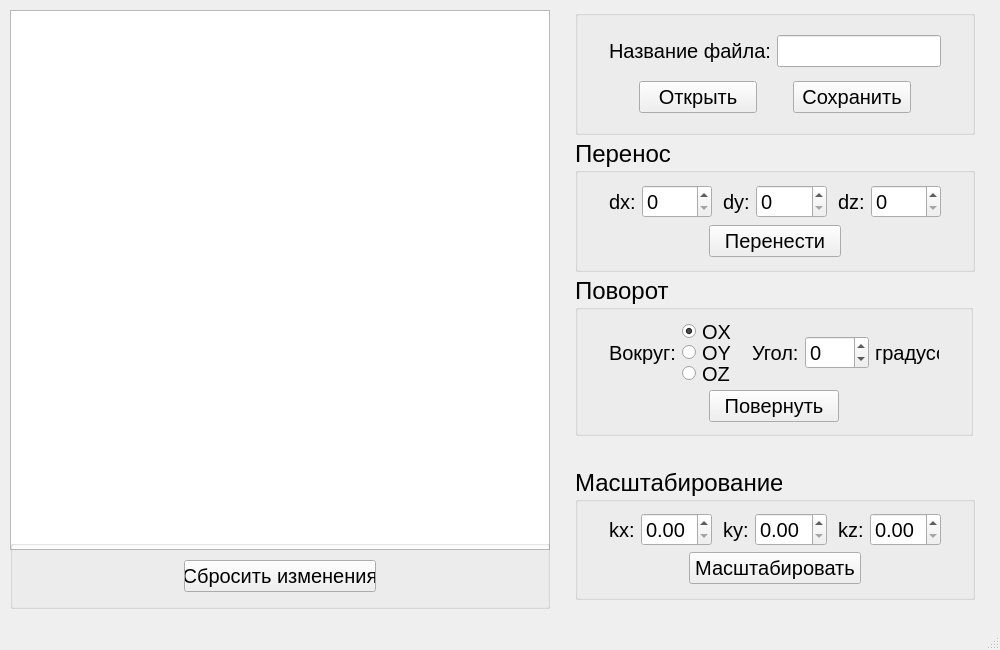
This is LR_1/LR_1/mainwindow.ui in Gr1dlock/OOP as Qt 5 draws it before an edit. The edited form follows.
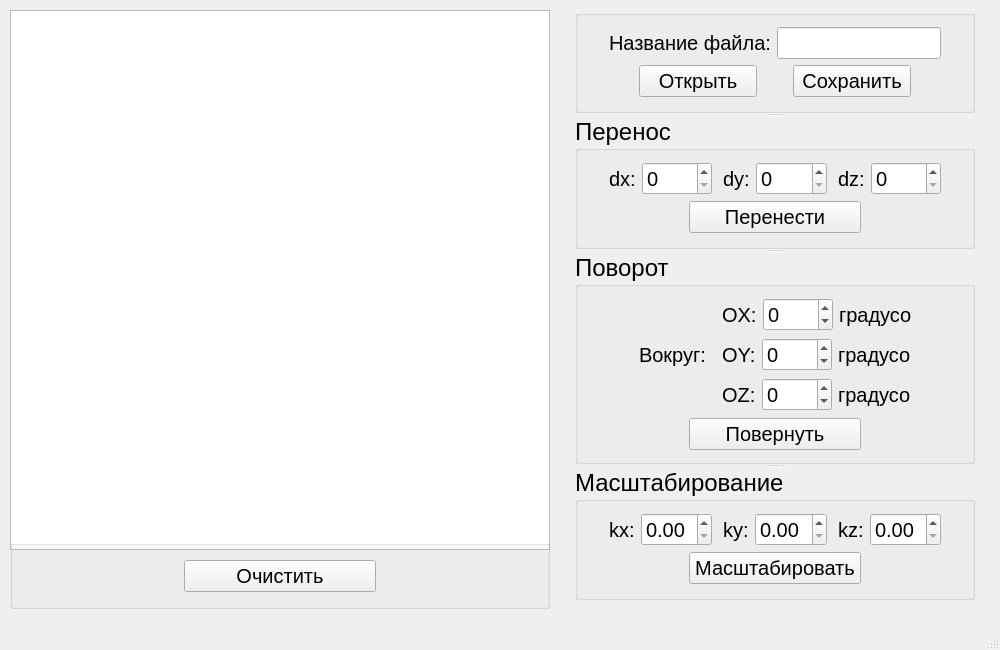
This is the edited form.

```diff
--- a/LR_1/LR_1/mainwindow.ui
+++ b/LR_1/LR_1/mainwindow.ui
@@ -66,7 +66,7 @@
           </font>
          </property>
          <property name="text">
-          <string>Сбросить изменения</string>
+          <string>Очистить</string>
          </property>
         </widget>
        </item>
@@ -90,457 +90,19 @@
      </item>
     </layout>
    </widget>
-   <widget class="QGroupBox" name="groupBox_3">
-    <property name="geometry">
-     <rect>
-      <x>575</x>
-      <y>276</y>
-      <width>398</width>
-      <height>160</height>
-     </rect>
-    </property>
-    <property name="font">
-     <font>
-      <pointsize>18</pointsize>
-     </font>
-    </property>
-    <property name="title">
-     <string>Поворот</string>
-    </property>
-    <layout class="QVBoxLayout" name="verticalLayout_3">
-     <item>
-      <layout class="QHBoxLayout" name="horizontalLayout_13">
-       <item>
-        <spacer name="horizontalSpacer_11">
-         <property name="orientation">
-          <enum>Qt::Horizontal</enum>
-         </property>
-         <property name="sizeType">
-          <enum>QSizePolicy::Fixed</enum>
-         </property>
-         <property name="sizeHint" stdset="0">
-          <size>
-           <width>20</width>
-           <height>20</height>
-          </size>
-         </property>
-        </spacer>
-       </item>
-       <item>
-        <layout class="QHBoxLayout" name="horizontalLayout_11">
-         <item>
-          <widget class="QLabel" name="label_7">
-           <property name="font">
-            <font>
-             <pointsize>15</pointsize>
-            </font>
-           </property>
-           <property name="text">
-            <string>Вокруг:</string>
-           </property>
-          </widget>
-         </item>
-         <item>
-          <layout class="QVBoxLayout" name="verticalLayout_4">
-           <property name="spacing">
-            <number>0</number>
-           </property>
-           <item>
-            <widget class="QRadioButton" name="radioButton">
-             <property name="font">
-              <font>
-               <pointsize>15</pointsize>
-              </font>
-             </property>
-             <property name="text">
-              <string>OX</string>
-             </property>
-             <property name="checked">
-              <bool>true</bool>
-             </property>
-            </widget>
-           </item>
-           <item>
-            <widget class="QRadioButton" name="radioButton_2">
-             <property name="font">
-              <font>
-               <pointsize>15</pointsize>
-              </font>
-             </property>
-             <property name="text">
-              <string>OY</string>
-             </property>
-            </widget>
-           </item>
-           <item>
-            <widget class="QRadioButton" name="radioButton_3">
-             <property name="font">
-              <font>
-               <pointsize>15</pointsize>
-              </font>
-             </property>
-             <property name="text">
-              <string>OZ</string>
-             </property>
-            </widget>
-           </item>
-          </layout>
-         </item>
-        </layout>
-       </item>
-       <item>
-        <spacer name="horizontalSpacer_12">
-         <property name="orientation">
-          <enum>Qt::Horizontal</enum>
-         </property>
-         <property name="sizeType">
-          <enum>QSizePolicy::Fixed</enum>
-         </property>
-         <property name="sizeHint" stdset="0">
-          <size>
-           <width>10</width>
-           <height>20</height>
-          </size>
-         </property>
-        </spacer>
-       </item>
-       <item>
-        <layout class="QHBoxLayout" name="horizontalLayout_12">
-         <item>
-          <widget class="QLabel" name="label_8">
-           <property name="font">
-            <font>
-             <pointsize>15</pointsize>
-            </font>
-           </property>
-           <property name="text">
-            <string>Угол:</string>
-           </property>
-          </widget>
-         </item>
-         <item>
-          <widget class="QDoubleSpinBox" name="doubleSpinBox">
-           <property name="font">
-            <font>
-             <pointsize>15</pointsize>
-            </font>
-           </property>
-           <property name="decimals">
-            <number>0</number>
-           </property>
-           <property name="minimum">
-            <double>-361.000000000000000</double>
-           </property>
-           <property name="maximum">
-            <double>360.000000000000000</double>
-           </property>
-           <property name="singleStep">
-            <double>5.000000000000000</double>
-           </property>
-          </widget>
-         </item>
-         <item>
-          <widget class="QLabel" name="label_9">
-           <property name="font">
-            <font>
-             <pointsize>15</pointsize>
-            </font>
-           </property>
-           <property name="text">
-            <string>градусов</string>
-           </property>
-          </widget>
-         </item>
-        </layout>
-       </item>
-       <item>
-        <spacer name="horizontalSpacer_13">
-         <property name="orientation">
-          <enum>Qt::Horizontal</enum>
-         </property>
-         <property name="sizeType">
-          <enum>QSizePolicy::Fixed</enum>
-         </property>
-         <property name="sizeHint" stdset="0">
-          <size>
-           <width>20</width>
-           <height>20</height>
-          </size>
-         </property>
-        </spacer>
-       </item>
-      </layout>
-     </item>
-     <item>
-      <layout class="QHBoxLayout" name="horizontalLayout_14">
-       <item>
-        <spacer name="horizontalSpacer_14">
-         <property name="orientation">
-          <enum>Qt::Horizontal</enum>
-         </property>
-         <property name="sizeType">
-          <enum>QSizePolicy::Fixed</enum>
-         </property>
-         <property name="sizeHint" stdset="0">
-          <size>
-           <width>120</width>
-           <height>20</height>
-          </size>
-         </property>
-        </spacer>
-       </item>
-       <item>
-        <widget class="QPushButton" name="turnButton">
-         <property name="font">
-          <font>
-           <pointsize>15</pointsize>
-          </font>
-         </property>
-         <property name="text">
-          <string>Повернуть</string>
-         </property>
-        </widget>
-       </item>
-       <item>
-        <spacer name="horizontalSpacer_15">
-         <property name="orientation">
-          <enum>Qt::Horizontal</enum>
-         </property>
-         <property name="sizeType">
-          <enum>QSizePolicy::Fixed</enum>
-         </property>
-         <property name="sizeHint" stdset="0">
-          <size>
-           <width>120</width>
-           <height>20</height>
-          </size>
-         </property>
-        </spacer>
-       </item>
-      </layout>
-     </item>
-    </layout>
-   </widget>
-   <widget class="QGroupBox" name="groupBox_4">
-    <property name="geometry">
-     <rect>
-      <x>575</x>
-      <y>468</y>
-      <width>400</width>
-      <height>132</height>
-     </rect>
-    </property>
-    <property name="font">
-     <font>
-      <pointsize>18</pointsize>
-     </font>
-    </property>
-    <property name="title">
-     <string>Масштабирование</string>
-    </property>
-    <layout class="QVBoxLayout" name="verticalLayout_7">
-     <item>
-      <layout class="QHBoxLayout" name="horizontalLayout_22">
-       <item>
-        <spacer name="horizontalSpacer_21">
-         <property name="orientation">
-          <enum>Qt::Horizontal</enum>
-         </property>
-         <property name="sizeType">
-          <enum>QSizePolicy::Fixed</enum>
-         </property>
-         <property name="sizeHint" stdset="0">
-          <size>
-           <width>20</width>
-           <height>20</height>
-          </size>
-         </property>
-        </spacer>
-       </item>
-       <item>
-        <layout class="QHBoxLayout" name="horizontalLayout_19">
-         <item>
-          <widget class="QLabel" name="label_13">
-           <property name="font">
-            <font>
-             <pointsize>15</pointsize>
-            </font>
-           </property>
-           <property name="text">
-            <string>kx:</string>
-           </property>
-          </widget>
-         </item>
-         <item>
-          <widget class="QDoubleSpinBox" name="doubleSpinBox_3">
-           <property name="font">
-            <font>
-             <pointsize>15</pointsize>
-            </font>
-           </property>
-          </widget>
-         </item>
-        </layout>
-       </item>
-       <item>
-        <spacer name="horizontalSpacer_22">
-         <property name="orientation">
-          <enum>Qt::Horizontal</enum>
-         </property>
-         <property name="sizeType">
-          <enum>QSizePolicy::Fixed</enum>
-         </property>
-         <property name="sizeHint" stdset="0">
-          <size>
-           <width>5</width>
-           <height>20</height>
-          </size>
-         </property>
-        </spacer>
-       </item>
-       <item>
-        <layout class="QHBoxLayout" name="horizontalLayout_20">
-         <item>
-          <widget class="QLabel" name="label_14">
-           <property name="font">
-            <font>
-             <pointsize>15</pointsize>
-            </font>
-           </property>
-           <property name="text">
-            <string>ky:</string>
-           </property>
-          </widget>
-         </item>
-         <item>
-          <widget class="QDoubleSpinBox" name="doubleSpinBox_4">
-           <property name="font">
-            <font>
-             <pointsize>15</pointsize>
-            </font>
-           </property>
-          </widget>
-         </item>
-        </layout>
-       </item>
-       <item>
-        <spacer name="horizontalSpacer_23">
-         <property name="orientation">
-          <enum>Qt::Horizontal</enum>
-         </property>
-         <property name="sizeType">
-          <enum>QSizePolicy::Fixed</enum>
-         </property>
-         <property name="sizeHint" stdset="0">
-          <size>
-           <width>5</width>
-           <height>20</height>
-          </size>
-         </property>
-        </spacer>
-       </item>
-       <item>
-        <layout class="QHBoxLayout" name="horizontalLayout_21">
-         <item>
-          <widget class="QLabel" name="label_15">
-           <property name="font">
-            <font>
-             <pointsize>15</pointsize>
-            </font>
-           </property>
-           <property name="text">
-            <string>kz:</string>
-           </property>
-          </widget>
-         </item>
-         <item>
-          <widget class="QDoubleSpinBox" name="doubleSpinBox_5">
-           <property name="font">
-            <font>
-             <pointsize>15</pointsize>
-            </font>
-           </property>
-          </widget>
-         </item>
-        </layout>
-       </item>
-       <item>
-        <spacer name="horizontalSpacer_24">
-         <property name="orientation">
-          <enum>Qt::Horizontal</enum>
-         </property>
-         <property name="sizeType">
-          <enum>QSizePolicy::Fixed</enum>
-         </property>
-         <property name="sizeHint" stdset="0">
-          <size>
-           <width>20</width>
-           <height>20</height>
-          </size>
-         </property>
-        </spacer>
-       </item>
-      </layout>
-     </item>
-     <item>
-      <layout class="QHBoxLayout" name="horizontalLayout_23">
-       <item>
-        <spacer name="horizontalSpacer_25">
-         <property name="orientation">
-          <enum>Qt::Horizontal</enum>
-         </property>
-         <property name="sizeType">
-          <enum>QSizePolicy::Fixed</enum>
-         </property>
-         <property name="sizeHint" stdset="0">
-          <size>
-           <width>100</width>
-           <height>20</height>
-          </size>
-         </property>
-        </spacer>
-       </item>
-       <item>
-        <widget class="QPushButton" name="scaleButton">
-         <property name="font">
-          <font>
-           <pointsize>15</pointsize>
-          </font>
-         </property>
-         <property name="text">
-          <string>Масштабировать</string>
-         </property>
-        </widget>
-       </item>
-       <item>
-        <spacer name="horizontalSpacer_26">
-         <property name="orientation">
-          <enum>Qt::Horizontal</enum>
-         </property>
-         <property name="sizeType">
-          <enum>QSizePolicy::Fixed</enum>
-         </property>
-         <property name="sizeHint" stdset="0">
-          <size>
-           <width>100</width>
-           <height>20</height>
-          </size>
-         </property>
-        </spacer>
-       </item>
-      </layout>
-     </item>
-    </layout>
-   </widget>
-   <widget class="QGroupBox" name="groupBox">
+   <widget class="QSplitter" name="splitter">
     <property name="geometry">
      <rect>
       <x>575</x>
       <y>10</y>
       <width>400</width>
-      <height>125</height>
+      <height>590</height>
      </rect>
     </property>
+    <property name="orientation">
+     <enum>Qt::Vertical</enum>
+    </property>
+    <widget class="QGroupBox" name="groupBox">
     <property name="title">
      <string/>
     </property>
@@ -688,14 +250,6 @@
     </layout>
    </widget>
    <widget class="QGroupBox" name="groupBox_2">
-    <property name="geometry">
-     <rect>
-      <x>575</x>
-      <y>139</y>
-      <width>400</width>
-      <height>133</height>
-     </rect>
-    </property>
     <property name="font">
      <font>
       <pointsize>18</pointsize>
@@ -878,7 +432,7 @@
          </property>
          <property name="sizeHint" stdset="0">
           <size>
-           <width>120</width>
+            <width>100</width>
            <height>20</height>
           </size>
          </property>
@@ -906,7 +460,7 @@
          </property>
          <property name="sizeHint" stdset="0">
           <size>
-           <width>120</width>
+            <width>100</width>
            <height>20</height>
           </size>
          </property>
@@ -915,6 +469,527 @@
       </layout>
      </item>
     </layout>
+    </widget>
+    <widget class="QGroupBox" name="groupBox_3">
+     <property name="font">
+      <font>
+       <pointsize>18</pointsize>
+      </font>
+     </property>
+     <property name="title">
+      <string>Поворот</string>
+     </property>
+     <layout class="QVBoxLayout" name="verticalLayout_4">
+      <item>
+       <layout class="QHBoxLayout" name="horizontalLayout_12">
+        <item>
+         <spacer name="horizontalSpacer_11">
+          <property name="orientation">
+           <enum>Qt::Horizontal</enum>
+          </property>
+          <property name="sizeType">
+           <enum>QSizePolicy::Fixed</enum>
+          </property>
+          <property name="sizeHint" stdset="0">
+           <size>
+            <width>50</width>
+            <height>20</height>
+           </size>
+          </property>
+         </spacer>
+        </item>
+        <item>
+         <widget class="QLabel" name="label_3">
+          <property name="sizePolicy">
+           <sizepolicy hsizetype="Fixed" vsizetype="Preferred">
+            <horstretch>0</horstretch>
+            <verstretch>0</verstretch>
+           </sizepolicy>
+          </property>
+          <property name="font">
+           <font>
+            <pointsize>15</pointsize>
+           </font>
+          </property>
+          <property name="text">
+           <string>Вокруг:</string>
+          </property>
+         </widget>
+        </item>
+        <item>
+         <spacer name="horizontalSpacer_12">
+          <property name="orientation">
+           <enum>Qt::Horizontal</enum>
+          </property>
+          <property name="sizeType">
+           <enum>QSizePolicy::Fixed</enum>
+          </property>
+          <property name="sizeHint" stdset="0">
+           <size>
+            <width>10</width>
+            <height>20</height>
+           </size>
+          </property>
+         </spacer>
+        </item>
+        <item>
+         <layout class="QVBoxLayout" name="verticalLayout_3">
+          <item>
+           <layout class="QHBoxLayout" name="horizontalLayout_5">
+            <item>
+             <widget class="QLabel" name="label_4">
+              <property name="sizePolicy">
+               <sizepolicy hsizetype="Fixed" vsizetype="Preferred">
+                <horstretch>0</horstretch>
+                <verstretch>0</verstretch>
+               </sizepolicy>
+              </property>
+              <property name="font">
+               <font>
+                <pointsize>15</pointsize>
+               </font>
+              </property>
+              <property name="text">
+               <string>OX:</string>
+              </property>
+             </widget>
+            </item>
+            <item>
+             <widget class="QDoubleSpinBox" name="spinBoxOX">
+              <property name="font">
+               <font>
+                <pointsize>15</pointsize>
+               </font>
+              </property>
+              <property name="decimals">
+               <number>0</number>
+              </property>
+              <property name="minimum">
+               <double>-360.000000000000000</double>
+              </property>
+              <property name="maximum">
+               <double>360.000000000000000</double>
+              </property>
+              <property name="singleStep">
+               <double>5.000000000000000</double>
+              </property>
+             </widget>
+            </item>
+            <item>
+             <widget class="QLabel" name="label_9">
+              <property name="sizePolicy">
+               <sizepolicy hsizetype="Fixed" vsizetype="Preferred">
+                <horstretch>0</horstretch>
+                <verstretch>0</verstretch>
+               </sizepolicy>
+              </property>
+              <property name="font">
+               <font>
+                <pointsize>15</pointsize>
+               </font>
+              </property>
+              <property name="text">
+               <string>градусов</string>
+              </property>
+             </widget>
+            </item>
+           </layout>
+          </item>
+          <item>
+           <layout class="QHBoxLayout" name="horizontalLayout_6">
+            <item>
+             <widget class="QLabel" name="label_7">
+              <property name="sizePolicy">
+               <sizepolicy hsizetype="Fixed" vsizetype="Preferred">
+                <horstretch>0</horstretch>
+                <verstretch>0</verstretch>
+               </sizepolicy>
+              </property>
+              <property name="font">
+               <font>
+                <pointsize>15</pointsize>
+               </font>
+              </property>
+              <property name="text">
+               <string>OY:</string>
+              </property>
+             </widget>
+            </item>
+            <item>
+             <widget class="QDoubleSpinBox" name="spinBoxOY">
+              <property name="font">
+               <font>
+                <pointsize>15</pointsize>
+               </font>
+              </property>
+              <property name="decimals">
+               <number>0</number>
+              </property>
+              <property name="minimum">
+               <double>-360.000000000000000</double>
+              </property>
+              <property name="maximum">
+               <double>360.000000000000000</double>
+              </property>
+              <property name="singleStep">
+               <double>5.000000000000000</double>
+              </property>
+             </widget>
+            </item>
+            <item>
+             <widget class="QLabel" name="label_10">
+              <property name="sizePolicy">
+               <sizepolicy hsizetype="Fixed" vsizetype="Preferred">
+                <horstretch>0</horstretch>
+                <verstretch>0</verstretch>
+               </sizepolicy>
+              </property>
+              <property name="font">
+               <font>
+                <pointsize>15</pointsize>
+               </font>
+              </property>
+              <property name="text">
+               <string>градусов</string>
+              </property>
+             </widget>
+            </item>
+           </layout>
+          </item>
+          <item>
+           <layout class="QHBoxLayout" name="horizontalLayout_11">
+            <item>
+             <widget class="QLabel" name="label_8">
+              <property name="sizePolicy">
+               <sizepolicy hsizetype="Fixed" vsizetype="Preferred">
+                <horstretch>0</horstretch>
+                <verstretch>0</verstretch>
+               </sizepolicy>
+              </property>
+              <property name="font">
+               <font>
+                <pointsize>15</pointsize>
+               </font>
+              </property>
+              <property name="text">
+               <string>OZ:</string>
+              </property>
+             </widget>
+            </item>
+            <item>
+             <widget class="QDoubleSpinBox" name="spinBoxOZ">
+              <property name="font">
+               <font>
+                <pointsize>15</pointsize>
+               </font>
+              </property>
+              <property name="decimals">
+               <number>0</number>
+              </property>
+              <property name="minimum">
+               <double>-360.000000000000000</double>
+              </property>
+              <property name="maximum">
+               <double>360.000000000000000</double>
+              </property>
+              <property name="singleStep">
+               <double>5.000000000000000</double>
+              </property>
+             </widget>
+            </item>
+            <item>
+             <widget class="QLabel" name="label_11">
+              <property name="sizePolicy">
+               <sizepolicy hsizetype="Fixed" vsizetype="Preferred">
+                <horstretch>0</horstretch>
+                <verstretch>0</verstretch>
+               </sizepolicy>
+              </property>
+              <property name="font">
+               <font>
+                <pointsize>15</pointsize>
+               </font>
+              </property>
+              <property name="text">
+               <string>градусов</string>
+              </property>
+             </widget>
+            </item>
+           </layout>
+          </item>
+         </layout>
+        </item>
+        <item>
+         <spacer name="horizontalSpacer_13">
+          <property name="orientation">
+           <enum>Qt::Horizontal</enum>
+          </property>
+          <property name="sizeType">
+           <enum>QSizePolicy::Fixed</enum>
+          </property>
+          <property name="sizeHint" stdset="0">
+           <size>
+            <width>50</width>
+            <height>20</height>
+           </size>
+          </property>
+         </spacer>
+        </item>
+       </layout>
+      </item>
+      <item>
+       <layout class="QHBoxLayout" name="horizontalLayout_14">
+        <item>
+         <spacer name="horizontalSpacer_14">
+          <property name="orientation">
+           <enum>Qt::Horizontal</enum>
+          </property>
+          <property name="sizeType">
+           <enum>QSizePolicy::Fixed</enum>
+          </property>
+          <property name="sizeHint" stdset="0">
+           <size>
+            <width>100</width>
+            <height>20</height>
+           </size>
+          </property>
+         </spacer>
+        </item>
+        <item>
+         <widget class="QPushButton" name="rotateButton">
+          <property name="font">
+           <font>
+            <pointsize>15</pointsize>
+           </font>
+          </property>
+          <property name="text">
+           <string>Повернуть</string>
+          </property>
+         </widget>
+        </item>
+        <item>
+         <spacer name="horizontalSpacer_15">
+          <property name="orientation">
+           <enum>Qt::Horizontal</enum>
+          </property>
+          <property name="sizeType">
+           <enum>QSizePolicy::Fixed</enum>
+          </property>
+          <property name="sizeHint" stdset="0">
+           <size>
+            <width>100</width>
+            <height>20</height>
+           </size>
+          </property>
+         </spacer>
+        </item>
+       </layout>
+      </item>
+     </layout>
+    </widget>
+    <widget class="QGroupBox" name="groupBox_4">
+     <property name="font">
+      <font>
+       <pointsize>18</pointsize>
+      </font>
+     </property>
+     <property name="title">
+      <string>Масштабирование</string>
+     </property>
+     <layout class="QVBoxLayout" name="verticalLayout_7">
+      <item>
+       <layout class="QHBoxLayout" name="horizontalLayout_22">
+        <item>
+         <spacer name="horizontalSpacer_21">
+          <property name="orientation">
+           <enum>Qt::Horizontal</enum>
+          </property>
+          <property name="sizeType">
+           <enum>QSizePolicy::Fixed</enum>
+          </property>
+          <property name="sizeHint" stdset="0">
+           <size>
+            <width>20</width>
+            <height>20</height>
+           </size>
+          </property>
+         </spacer>
+        </item>
+        <item>
+         <layout class="QHBoxLayout" name="horizontalLayout_19">
+          <item>
+           <widget class="QLabel" name="label_13">
+            <property name="font">
+             <font>
+              <pointsize>15</pointsize>
+             </font>
+            </property>
+            <property name="text">
+             <string>kx:</string>
+            </property>
+           </widget>
+          </item>
+          <item>
+           <widget class="QDoubleSpinBox" name="spinBoxKX">
+            <property name="font">
+             <font>
+              <pointsize>15</pointsize>
+             </font>
+            </property>
+           </widget>
+          </item>
+         </layout>
+        </item>
+        <item>
+         <spacer name="horizontalSpacer_22">
+          <property name="orientation">
+           <enum>Qt::Horizontal</enum>
+          </property>
+          <property name="sizeType">
+           <enum>QSizePolicy::Fixed</enum>
+          </property>
+          <property name="sizeHint" stdset="0">
+           <size>
+            <width>5</width>
+            <height>20</height>
+           </size>
+          </property>
+         </spacer>
+        </item>
+        <item>
+         <layout class="QHBoxLayout" name="horizontalLayout_20">
+          <item>
+           <widget class="QLabel" name="label_14">
+            <property name="font">
+             <font>
+              <pointsize>15</pointsize>
+             </font>
+            </property>
+            <property name="text">
+             <string>ky:</string>
+            </property>
+           </widget>
+          </item>
+          <item>
+           <widget class="QDoubleSpinBox" name="spinBoxKY">
+            <property name="font">
+             <font>
+              <pointsize>15</pointsize>
+             </font>
+            </property>
+           </widget>
+          </item>
+         </layout>
+        </item>
+        <item>
+         <spacer name="horizontalSpacer_23">
+          <property name="orientation">
+           <enum>Qt::Horizontal</enum>
+          </property>
+          <property name="sizeType">
+           <enum>QSizePolicy::Fixed</enum>
+          </property>
+          <property name="sizeHint" stdset="0">
+           <size>
+            <width>5</width>
+            <height>20</height>
+           </size>
+          </property>
+         </spacer>
+        </item>
+        <item>
+         <layout class="QHBoxLayout" name="horizontalLayout_21">
+          <item>
+           <widget class="QLabel" name="label_15">
+            <property name="font">
+             <font>
+              <pointsize>15</pointsize>
+             </font>
+            </property>
+            <property name="text">
+             <string>kz:</string>
+            </property>
+           </widget>
+          </item>
+          <item>
+           <widget class="QDoubleSpinBox" name="spinBoxKZ">
+            <property name="font">
+             <font>
+              <pointsize>15</pointsize>
+             </font>
+            </property>
+           </widget>
+          </item>
+         </layout>
+        </item>
+        <item>
+         <spacer name="horizontalSpacer_24">
+          <property name="orientation">
+           <enum>Qt::Horizontal</enum>
+          </property>
+          <property name="sizeType">
+           <enum>QSizePolicy::Fixed</enum>
+          </property>
+          <property name="sizeHint" stdset="0">
+           <size>
+            <width>20</width>
+            <height>20</height>
+           </size>
+          </property>
+         </spacer>
+        </item>
+       </layout>
+      </item>
+      <item>
+       <layout class="QHBoxLayout" name="horizontalLayout_23">
+        <item>
+         <spacer name="horizontalSpacer_25">
+          <property name="orientation">
+           <enum>Qt::Horizontal</enum>
+          </property>
+          <property name="sizeType">
+           <enum>QSizePolicy::Fixed</enum>
+          </property>
+          <property name="sizeHint" stdset="0">
+           <size>
+            <width>100</width>
+            <height>20</height>
+           </size>
+          </property>
+         </spacer>
+        </item>
+        <item>
+         <widget class="QPushButton" name="scaleButton">
+          <property name="font">
+           <font>
+            <pointsize>15</pointsize>
+           </font>
+          </property>
+          <property name="text">
+           <string>Масштабировать</string>
+          </property>
+         </widget>
+        </item>
+        <item>
+         <spacer name="horizontalSpacer_26">
+          <property name="orientation">
+           <enum>Qt::Horizontal</enum>
+          </property>
+          <property name="sizeType">
+           <enum>QSizePolicy::Fixed</enum>
+          </property>
+          <property name="sizeHint" stdset="0">
+           <size>
+            <width>100</width>
+            <height>20</height>
+           </size>
+          </property>
+         </spacer>
+        </item>
+       </layout>
+      </item>
+     </layout>
+    </widget>
    </widget>
   </widget>
   <widget class="QStatusBar" name="statusBar"/>
```
Left out of the diff: 6 changed lines with no effect on the pictures. Lines whose indentation alone changed are shown as unchanged.
